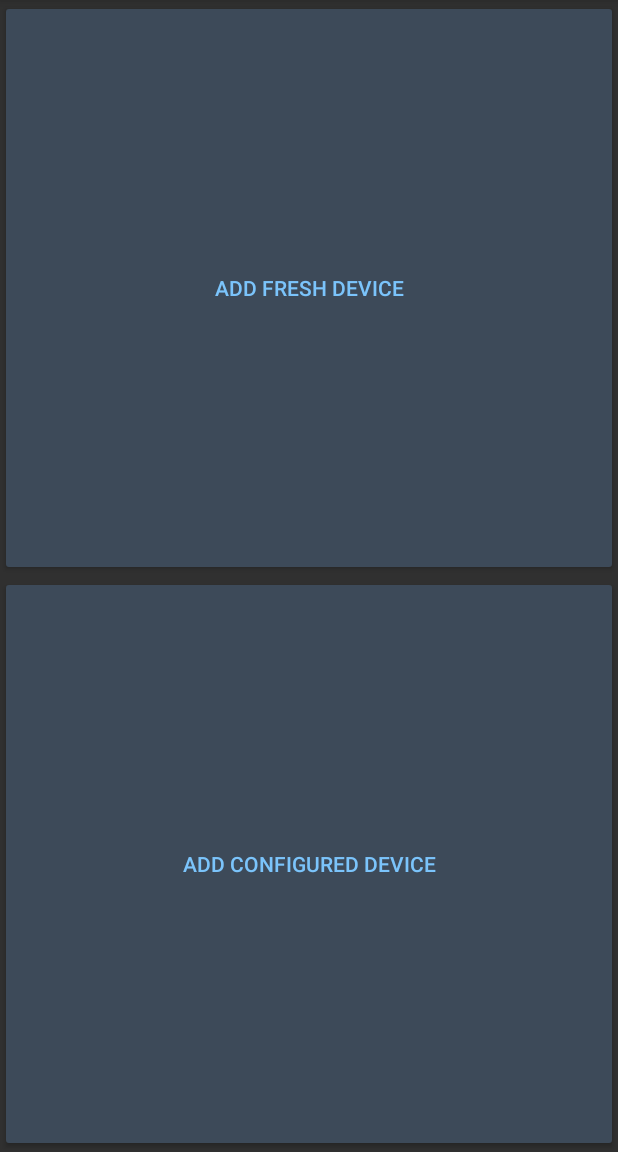
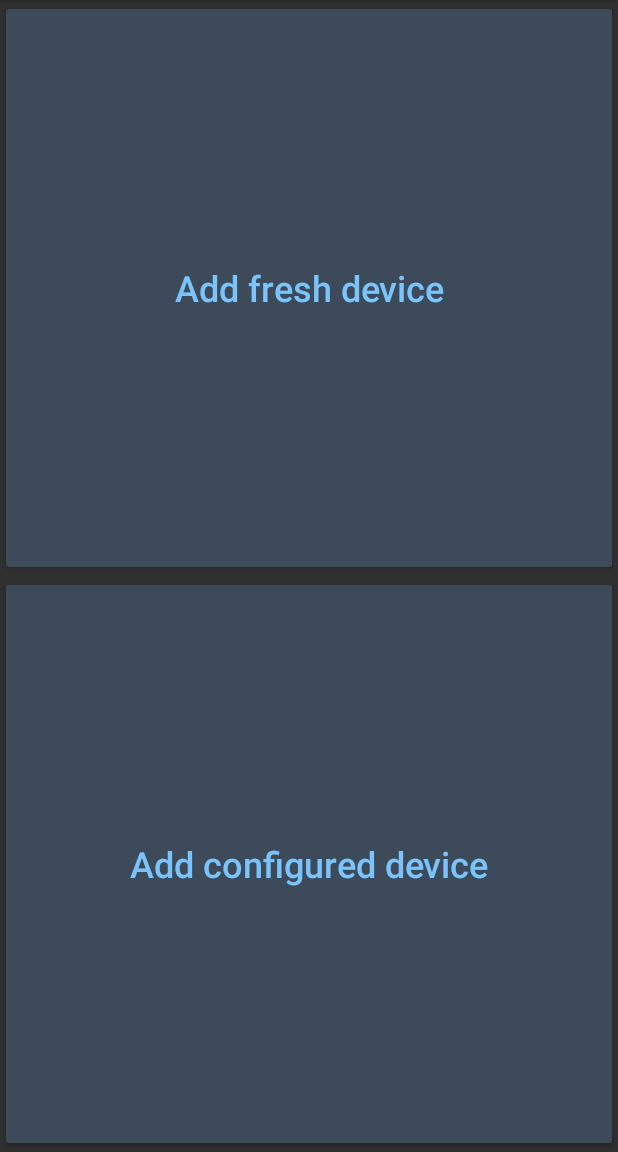
Before and after one commit to Tsar/smart_home, an Android app: the screen it shows after launch (MainActivity), after a tap on "Add new device", on a phone screen of 412 x 824 dp, the part 84-1236 px from its top. Run offline under Robolectric (Android 15) with nearby library versions, the phone set to English and light mode, and no system bars.

```diff
--- a/App/app/src/main/AndroidManifest.xml
+++ b/App/app/src/main/AndroidManifest.xml
@@ -9,6 +9,7 @@
         android:theme="@style/AppTheme">
         <activity
             android:name=".MainActivity"
+            android:configChanges="keyboardHidden|orientation|screenSize"
             android:exported="true">
             <intent-filter>
                 <action android:name="android.intent.action.MAIN" />
--- a/App/app/src/main/res/layout/add_new_device.xml
+++ b/App/app/src/main/res/layout/add_new_device.xml
@@ -9,13 +9,17 @@
         android:layout_width="match_parent"
         android:layout_height="0dp"
         android:layout_weight="1"
-        android:text="@string/add_fresh_device" />
+        android:textSize="24sp"
+        android:text="@string/add_fresh_device"
+        android:textAllCaps="false" />
 
     <Button
         android:id="@+id/btnAddConfigured"
         android:layout_width="match_parent"
         android:layout_height="0dp"
         android:layout_weight="1"
-        android:text="@string/add_configured_device" />
+        android:textSize="24sp"
+        android:text="@string/add_configured_device"
+        android:textAllCaps="false" />
 
 </LinearLayout>
```
